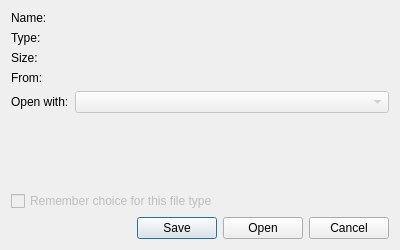
The window that src/ui/TransferDialog.ui (OtterBrowser/otter-browser) describes before a commit, drawn with Qt 5.
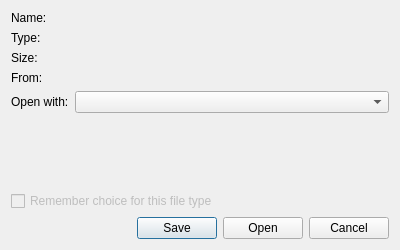
The same window after the commit. Custom widgets are drawn as their Qt base class.

The edit to the form file:
```diff
--- a/src/ui/TransferDialog.ui
+++ b/src/ui/TransferDialog.ui
@@ -82,11 +82,7 @@
       <widget class="Otter::TextLabelWidget" name="fromTextLabelWidget" native="true"/>
      </item>
      <item row="4" column="1">
-      <widget class="QComboBox" name="openWithComboBox">
-       <property name="enabled">
-        <bool>false</bool>
-       </property>
-      </widget>
+      <widget class="QComboBox" name="openWithComboBox"/>
      </item>
     </layout>
    </item>
```
